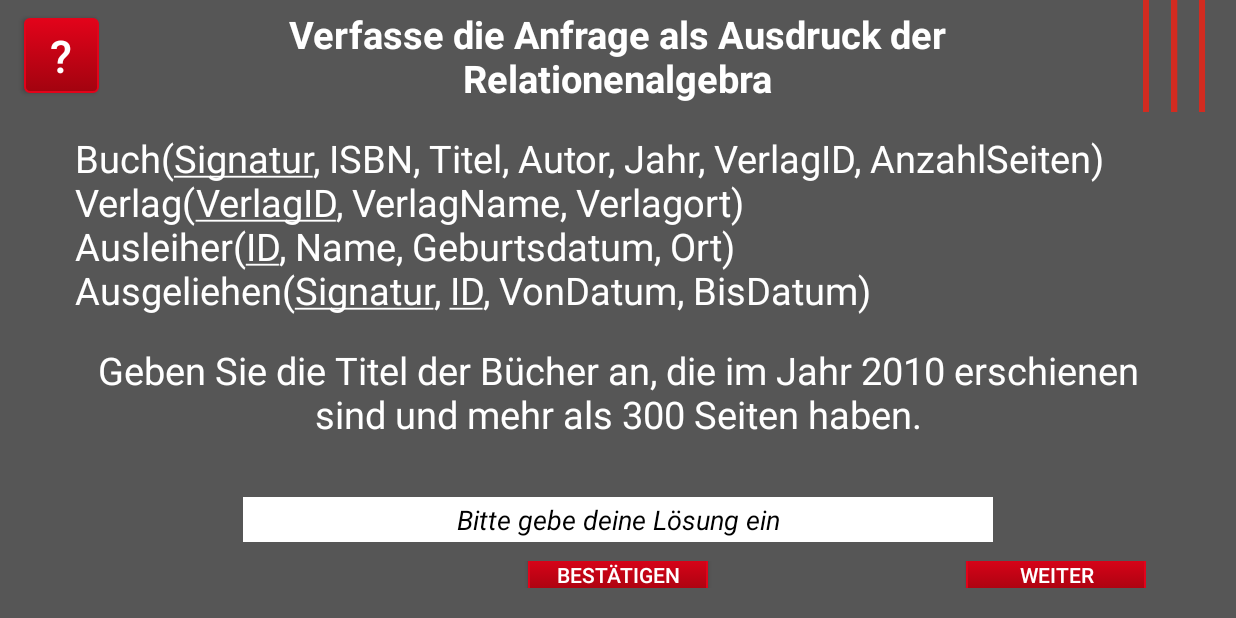
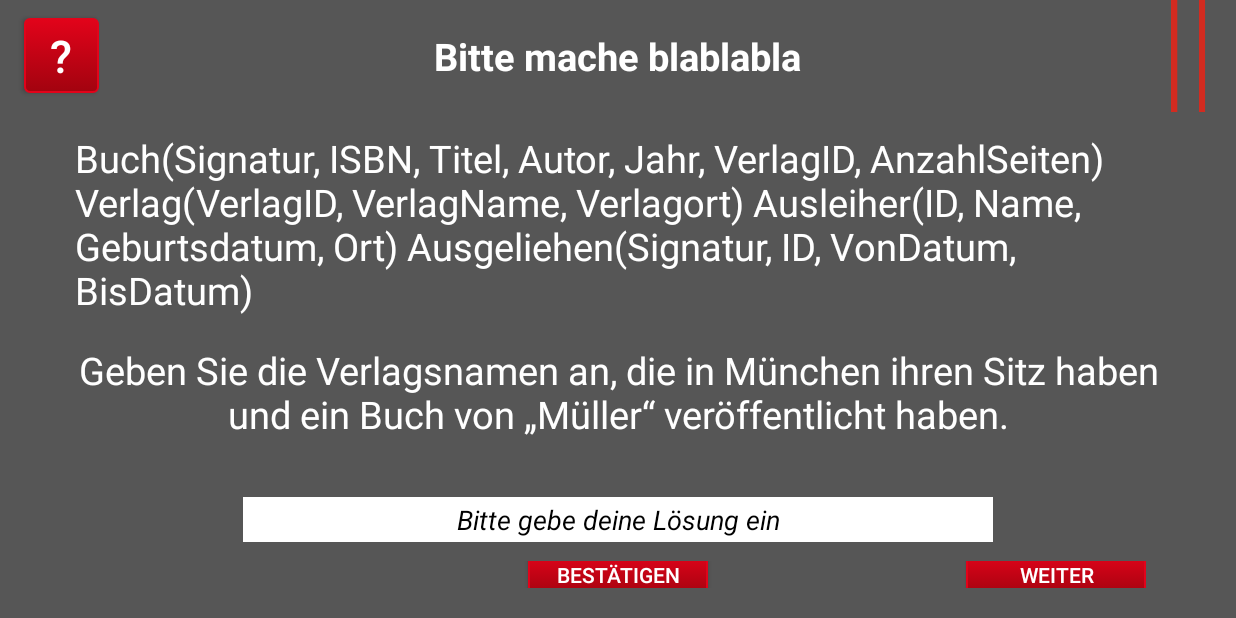
Before and after one commit to D3v3l0p3rB0n3/LuA_Trainingsapp, an Android app: the RelationalTask screen opened directly, with no data from a screen before it, on a phone screen of 824 x 412 dp (held sideways). Run offline under Robolectric (Android 15) with nearby library versions, the phone set to English and light mode, and no system bars.

Commit message:
Relationenschema

```diff
--- a/app/src/main/java/Database/SQLQuerries.java
+++ b/app/src/main/java/Database/SQLQuerries.java
@@ -11,7 +11,7 @@ public class SQLQuerries {
     protected static final String createTableBenutzer =    "CREATE TABLE Benutzer (" +
                                                         "Name TEXT PRIMARY KEY NOT NULL)";
 
-    protected static final String createTableAufgabe =     "CREATE TABLE Aufgabe (" +
+    protected static final String createTableAufgabe =     "CREATE TABLE Aufgabe ( " +
                                                         "ID TEXT PRIMARY KEY NOT NULL, " +
                                                         "Schwierigkeitsgrad TEXT NOT NULL, " +
                                                         "Aufgabenstellung TEXT NOT NULL, " +
@@ -20,14 +20,15 @@ public class SQLQuerries {
                                                         "FOREIGN KEY(Benutzername) REFERENCES Benutzer(Name)" +
                                                         ")";
 
-    protected static final String createTableAufgabenzustand =     "CREATE TABLE Aufgabenzustand (" +
+    protected static final String createTableAufgabenzustand =     "CREATE TABLE Aufgabenzustand ( " +
+                                                                "Id TEXT PRIMARY KEY NOT NULL, " +
                                                                 "Status TEXT NOT NULL, " +
                                                                 "Anzahl_der_Bearbeitungen TEXT NOT NULL, " +
                                                                 "Benutzername TEXT NOT NULL, " +
                                                                 "FOREIGN KEY(Benutzername) REFERENCES Benutzer(Name)" +
                                                                 ")";
 
-    protected static final String createTableRelationenschema =        "CREATE TABLE Relationenschema (" +
+    protected static final String createTableRelationenschema =        "CREATE TABLE Relationenschema ( " +
                                                                     "ID TEXT PRIMARY KEY NOT NULL, " +
                                                                     "Relationennummer TEXT NOT NULL, " +
                                                                     "Aufgabenbeschreibung TEXT, " +
@@ -68,8 +69,12 @@ public class SQLQuerries {
     ArrayList<String> inserts = new ArrayList<String>();
 
     public SQLQuerries (){
-        inserts.add("INSERT INTO Relationenschema VALUES ('1','1','Geben Sie die Titel der Bücher an, die im Jahr 2010 erschienen sind und mehr als 300 Seiten haben.','')");
-        inserts.add("INSERT INTO Relationenschema VALUES ('2','1','Geben Sie die Verlagsnamen an, die in München ihren Sitz haben und ein Buch von „Müller“ veröffentlicht haben.','')");
+        inserts.add("INSERT INTO Aufgabenzustand VALUES ('1', 'Offen', '0', 'Troy')");
+        inserts.add("INSERT INTO Aufgabenzustand VALUES ('2', 'Offen', '8', 'Troy')");
+        inserts.add("INSERT INTO Aufgabe VALUES ('1', '2', 'Bitte mache blablabla', 'Hilfe', 'Troy')");
+        inserts.add("INSERT INTO Aufgabe VALUES ('2', '2', 'Bitte mache blablabla', 'Hilfe', 'Troy')");
+        inserts.add("INSERT INTO Relationenschema VALUES ('1','1','Geben Sie die Titel der Bücher an, die im Jahr 2010 erschienen sind und mehr als 300 Seiten haben.','Lösung')");
+        inserts.add("INSERT INTO Relationenschema VALUES ('2','1','Geben Sie die Verlagsnamen an, die in München ihren Sitz haben und ein Buch von „Müller“ veröffentlicht haben.','Lösung')");
         inserts.add("INSERT INTO Relationenschema VALUES ('3','1','Geben Sie den Titel und das Veröffentlichungsjahr aller Bücher an, die zwischen 2005 und 2006 ausgeliehen wurden.','')");
         inserts.add("INSERT INTO Relationenschema VALUES ('4','1','Geben Sie alle Namen aller Personen an, die aus Heilbronn oder Augsburg kommen und das Buch „Faust“ im Jahr 2010 ausgeliehen hatten.','')");
         inserts.add("INSERT INTO Relationenschema VALUES ('5','1','Geben Sie die Titel der Bücher an, die in Ravensburg veröffentlicht und von „Mayer“ nach 2006 ausgeliehen wurden.','')");
--- a/app/src/main/java/Database/SQLiteDatabase.java
+++ b/app/src/main/java/Database/SQLiteDatabase.java
@@ -3,6 +3,7 @@ package Database;
 import java.sql.*;
 
 import android.content.Context;
+import android.database.Cursor;
 import android.database.sqlite.SQLiteOpenHelper;
 import android.util.Log;
 
@@ -17,15 +18,15 @@ public class SQLiteDatabase extends SQLiteOpenHelper {
     // If you change the database schema, you must increment the database version.
     public static final int DATABASE_VERSION = 1;
     public static final String DATABASE_NAME = "LuADatabase.db";
+    public static android.database.sqlite.SQLiteDatabase database;
 
     public SQLiteDatabase(Context context) {
         super(context, DATABASE_NAME, null, DATABASE_VERSION);
-        getWritableDatabase();
+        database = getWritableDatabase();
     }
 
     @Override
     public void onCreate(android.database.sqlite.SQLiteDatabase db) {
-
         //Testausgabe der CREATE - Table - Befehle
         Log.d(SQLiteDatabase.class.getSimpleName(), SQLQuerries.createTableBenutzer);
         Log.d(SQLiteDatabase.class.getSimpleName(), SQLQuerries.createTableAufgabe);
@@ -60,6 +61,11 @@ public class SQLiteDatabase extends SQLiteOpenHelper {
 
     @Override
     public void onUpgrade(android.database.sqlite.SQLiteDatabase db, int oldVersion, int newVersion) {
+    }
 
+    public Cursor query(String query){
+        Cursor c = database.rawQuery(query,null);
+        return c;
     }
+
 }
--- a/app/src/main/java/com/tool/gym/lua_trainingsapp/HelpPopUp.java
+++ b/app/src/main/java/com/tool/gym/lua_trainingsapp/HelpPopUp.java
@@ -3,17 +3,24 @@ package com.tool.gym.lua_trainingsapp;
 import android.app.Activity;
 import android.os.Bundle;
 import android.util.DisplayMetrics;
+import android.widget.TextView;
 
 public class HelpPopUp extends Activity {
+    TextView tv;
 
     @Override
     protected void onCreate(Bundle savedInstanceState) {
         super.onCreate(savedInstanceState);
         setContentView(R.layout.helppopup);
+        tv = (TextView) findViewById(R.id.helptext);
+
         DisplayMetrics dm = new DisplayMetrics();
         getWindowManager().getDefaultDisplay().getMetrics(dm);
         int width = dm.widthPixels;
         int height = dm.heightPixels;
         getWindow().setLayout((int) (width * 0.8), (int) (height * 0.8));
+        Bundle extras = getIntent().getExtras();
+        String help = extras.getString("text");
+        tv.setText(help);
     }
 }
--- a/app/src/main/java/com/tool/gym/lua_trainingsapp/RelationalTask.java
+++ b/app/src/main/java/com/tool/gym/lua_trainingsapp/RelationalTask.java
@@ -2,7 +2,9 @@ package com.tool.gym.lua_trainingsapp;
 
 import android.annotation.SuppressLint;
 import android.app.Activity;
+import android.content.Context;
 import android.content.Intent;
+import android.database.Cursor;
 import android.graphics.Color;
 import android.os.Bundle;
 import android.support.v7.app.AppCompatActivity;
@@ -17,13 +19,19 @@ import android.widget.EditText;
 import android.widget.LinearLayout;
 import android.widget.TextView;
 
+import Database.SQLiteDatabase;
+
 public class RelationalTask extends AppCompatActivity implements OnClickListener {
-    Button commitbutton;
-    EditText result;
-    TextWatcher watcher;
-    String loesung;
-    Button next_tast_button;
-    Button help_button;
+
+    private Button commitbutton;
+    private EditText result;
+    private TextWatcher watcher;
+    private String loesung;
+    private Button next_tast_button;
+    private Button help_button;
+    private String taskid;
+    private String taskhelp;
+    SQLiteDatabase db;
 
     private Runnable colourDefault = new Runnable() {
         public void run() {
@@ -33,7 +41,8 @@ public class RelationalTask extends AppCompatActivity implements OnClickListener
 
     protected void onCreate(Bundle savedInstanceState) {
         super.onCreate(savedInstanceState);
-
+        db = new SQLiteDatabase(this);
+        db.getReadableDatabase();
         //Layout
         setContentView(R.layout.relationtask_layout);
 
@@ -44,7 +53,6 @@ public class RelationalTask extends AppCompatActivity implements OnClickListener
         next_tast_button.setOnClickListener(this);
         help_button = (Button) findViewById(R.id.helpbutton);
         help_button.setOnClickListener(this);
-
         result = (EditText) findViewById(R.id.relationalresult);
 
         //Textwatcher erfasst jede Eingabe auf Tastatur für die Farbänderung
@@ -99,8 +107,9 @@ public class RelationalTask extends AppCompatActivity implements OnClickListener
                 startActivity(i);
                 break;
             case R.id.helpbutton:
-                Intent help = new Intent(RelationalTask.this, HelpPopUp.class);
-                startActivity(help);
+                Intent helppopup = new Intent(RelationalTask.this, HelpPopUp.class);
+                helppopup.putExtra("text", taskhelp);
+                startActivity(helppopup);
                 break;
         }
     }
@@ -110,27 +119,72 @@ public class RelationalTask extends AppCompatActivity implements OnClickListener
         String[] taskinformation;
         taskinformation = getTask();
         loesung = taskinformation[3];
-        setTaskdetails(taskinformation[0], taskinformation[1], taskinformation[2], taskinformation[4]);
+        setTaskdetails(taskinformation[0], taskinformation[1], taskinformation[2], taskinformation[4], taskinformation[5]);
     }
 
 
     //Führt den Select auf die Datenbank aus, um die Aufgabe zu ermitteln
     private String[] getTask() {
-        String[] taskinformation = new String[5];
-        taskinformation[0] = "Verfasse die Anfrage als Ausdruck der Relationenalgebra";
-        taskinformation[1] = "Buch(<u>Signatur</u>, ISBN, Titel, Autor, Jahr, VerlagID, AnzahlSeiten)<br>" +
-                             "Verlag(<u>VerlagID</u>, VerlagName, Verlagort)<br>" +
-                             "Ausleiher(<u>ID</u>, Name, Geburtsdatum, Ort)<br>" +
-                             "Ausgeliehen(<u>Signatur</u>, <u>ID</u>, VonDatum, BisDatum)";
-        taskinformation[2] = "Geben Sie die Titel der Bücher an, die im Jahr 2010 erschienen sind und mehr als 300 Seiten haben.";
-        taskinformation[3] = "π(Buch,(Seiten,Autor))";
-        taskinformation[4] = "3";
+        String[] taskinformation = new String[6];
+        Cursor anzahl = db.query("SELECT MIN(Aufgabenzustand.Anzahl_der_Bearbeitungen) " +
+                                 "FROM Aufgabenzustand INNER JOIN Aufgabe ON Aufgabenzustand.ID=Aufgabe.ID " +
+                                 "INNER JOIN Relationenschema ON Aufgabe.ID=Relationenschema.ID ");
+        anzahl.moveToFirst();
+        Integer anzbearbeitungen = anzahl.getInt(0);
+
+        System.out.println(anzbearbeitungen);
+
+        Cursor cursor = db.query("SELECT * " +
+                                 "FROM Aufgabenzustand az INNER JOIN Aufgabe a on az.ID = a.ID " +
+                                 "INNER JOIN Relationenschema r ON a.id = r.id " +
+                                 "WHERE az.Anzahl_der_Bearbeitungen = " + anzbearbeitungen.toString() + ";");
+        cursor.moveToFirst();
+
+
+        int id = cursor.getColumnIndex("ID");
+        int hilfe = cursor.getColumnIndex("Hilfe");
+        int aufgabenstellung = cursor.getColumnIndex("Aufgabenstellung");
+        int schwierigkeitsgrad = cursor.getColumnIndex("Schwierigkeitsgrad");
+        int aufgabenbeschreibung = cursor.getColumnIndex("Aufgabenbeschreibung");
+        int loesung = cursor.getColumnIndex("Lösung");
+        int relationennummer = cursor.getColumnIndex("Relationennummer");
+
+        taskid = cursor.getString(id);
+        taskhelp = cursor.getString(hilfe);
+
+        String relationen = getRelationen(cursor.getString(relationennummer));
+
+        taskinformation[0] = cursor.getString(aufgabenstellung);
+        taskinformation[1] = relationen;
+        taskinformation[2] = cursor.getString(aufgabenbeschreibung);
+        taskinformation[3] = cursor.getString(loesung);
+        taskinformation[4] = cursor.getString(schwierigkeitsgrad);
+        cursor.close();
+
         return taskinformation;
+    }
+
+    private String getRelationen(String relationennummer) {
+        String relationen = "";
+        Cursor cursor = db.query("SELECT Relation FROM Relation WHERE Relationennummer=" + relationennummer);
+        cursor.moveToFirst();
+        int colId;
+
+        while(!cursor.isAfterLast()) {
+            colId = cursor.getColumnIndex("Relation");
+            relationen = relationen + " " + cursor.getString(colId);
+            cursor.moveToNext();
+        }
+
+        cursor.close();
+
+
+        return relationen;
     }
 
     //Zeigt die Aufgabenstellung auf der Oberfläche an
     @SuppressWarnings("deprecation")
-    private void setTaskdetails(String title, String relations, String task, String difficulty) {
+    private void setTaskdetails(String title, String relations, String task, String difficulty, String help) {
         TextView taskheader = (TextView) findViewById(R.id.taskheader);
         taskheader.setText(title);
         TextView relation = (TextView) findViewById(R.id.relationen);
@@ -166,6 +220,13 @@ public class RelationalTask extends AppCompatActivity implements OnClickListener
     private void checkInput() {
         if(result.getText().toString().equals(loesung)) {
             result.setText(R.string.correct_answer);
+            result.setBackgroundColor(Color.parseColor("#BCED91"));
+            db.query("UPDATE Aufgabenzustand SET Status = 'Richtig', Anzahl_der_Bearbeitungen = Anzahl_der_Bearbeitungen + 1" );
+        }
+        else {
+            result.setBackgroundColor(Color.parseColor("#FF4040"));
+            result.setText(R.string.wrong_answer);
+            db.query("UPDATE Aufgabenzustand SET Status = 'Falsch', Anzahl_der_Bearbeitungen = Anzahl_der_Bearbeitungen + 1" );
         }
     }
 
--- a/app/src/main/res/values/strings.xml
+++ b/app/src/main/res/values/strings.xml
@@ -15,4 +15,5 @@
     <string name="help">\?</string>
     <string name="hint_bool_term">Bitte gebe deinen Vereinfachungsschritt ein</string>
     <string name="hint_bool_norm">Bitte gebe einen Umformungsschritt ein</string>
+    <string name="wrong_answer">Falsche Antwort</string>
 </resources>
```
